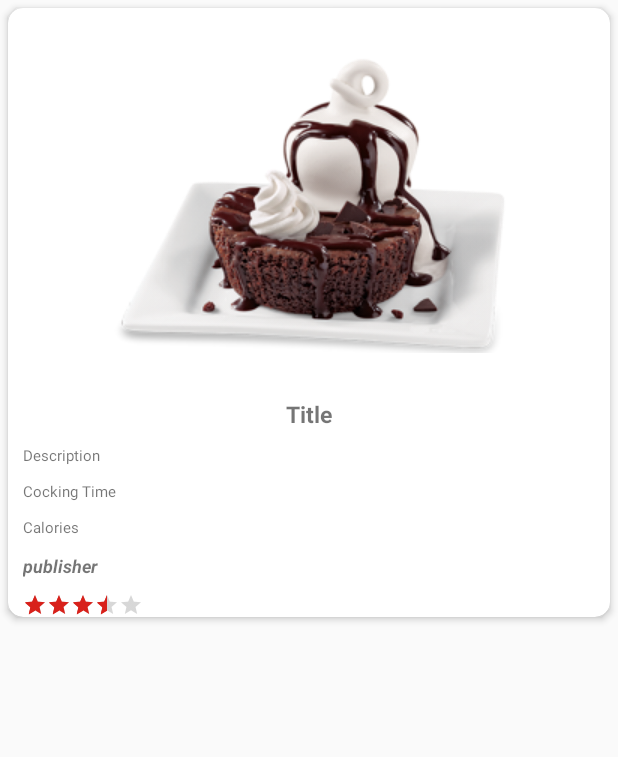
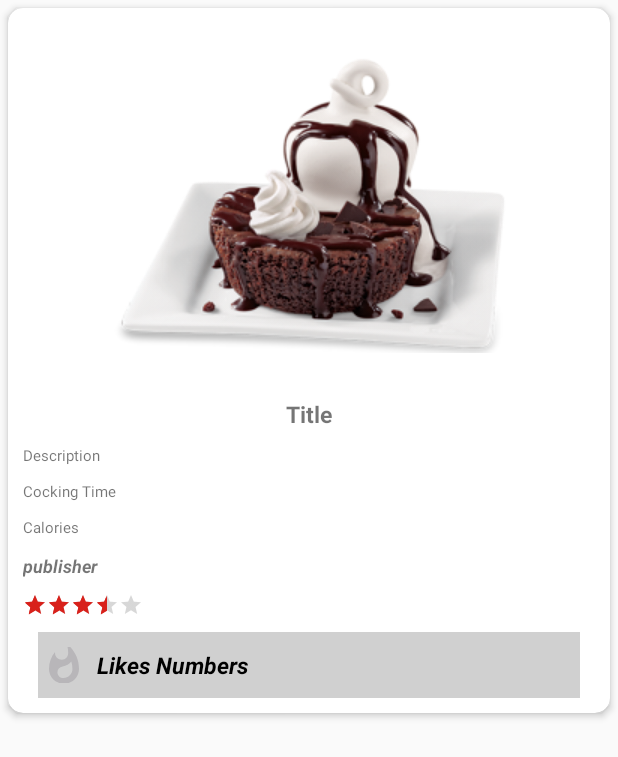
Before and after one commit to AbdullahTaher93/My-Meal, an Android app: the layout items_rows.xml on its own in the app's theme, with its tools: preview values and no code run, on a phone screen of 412 x 824 dp. Shown: the top 757 px of the screen. Run offline under Robolectric (Android 15) with nearby library versions, the phone set to English and light mode, and no system bars.

Commit message:
add like me

```diff
--- /dev/null
+++ b/app/src/main/res/drawable-anydpi/ic_love.xml
@@ -0,0 +1,14 @@
+<vector xmlns:android="http://schemas.android.com/apk/res/android"
+    android:width="24dp"
+    android:height="24dp"
+    android:viewportWidth="19.2"
+    android:viewportHeight="19.2"
+    android:tint="#B1AFB3"
+    android:alpha="0.8">
+  <group android:translateX="-2.4"
+      android:translateY="-2.4">
+      <path
+          android:fillColor="#FF000000"
+          android:pathData="M13.5,0.67s0.74,2.65 0.74,4.8c0,2.06 -1.35,3.73 -3.41,3.73 -2.07,0 -3.63,-1.67 -3.63,-3.73l0.03,-0.36C5.21,7.51 4,10.62 4,14c0,4.42 3.58,8 8,8s8,-3.58 8,-8C20,8.61 17.41,3.8 13.5,0.67zM11.71,19c-1.78,0 -3.22,-1.4 -3.22,-3.14 0,-1.62 1.05,-2.76 2.81,-3.12 1.77,-0.36 3.6,-1.21 4.62,-2.58 0.39,1.29 0.59,2.65 0.59,4.04 0,2.65 -2.15,4.8 -4.8,4.8z"/>
+  </group>
+</vector>
--- a/app/src/main/res/layout/items_rows.xml
+++ b/app/src/main/res/layout/items_rows.xml
@@ -84,7 +84,49 @@ android:focusable="true">
         style="@style/Widget.AppCompat.RatingBar.Small"
         android:layout_width="wrap_content"
         android:layout_height="wrap_content"
-        android:rating="3.5" />
+        android:rating="3.5"
+        android:numStars="5"
+        android:stepSize=".3"
+        />
+
+    <LinearLayout
+        android:layout_width="match_parent"
+        android:layout_height="wrap_content"
+        android:orientation="horizontal"
+        android:gravity="center_vertical"
+        android:layout_margin="10dp"
+        android:background="#2F000000"
+
+        >
+        <ImageView
+            android:layout_width="wrap_content"
+            android:layout_height="wrap_content"
+            android:id="@+id/loveit"
+            android:layout_marginTop="10dp"
+            android:layout_marginBottom="10dp"
+            android:src="@drawable/ic_love"
+            android:layout_marginRight="10dp"
+            android:layout_marginLeft="5dp"
+
+            />
+
+        <TextView
+            android:text="Likes Numbers"
+            android:gravity="left"
+            android:id="@+id/likes"
+            android:layout_marginBottom="10dp"
+            android:textSize="15sp"
+            android:textColor="#000000"
+            android:layout_width="match_parent"
+            android:layout_height="wrap_content"
+            android:textStyle="bold|italic"
+            android:layout_marginTop="10dp"
+
+            />
+
+
+
+    </LinearLayout>
 
 
 </LinearLayout>
```
Also changed, not shown: app/src/main/java/com/apps/my_meal/AdpterItems.java (+71 -2 lines), app/src/main/res/drawable-anydpi/ic_loveit.xml (added, +14 -0 lines), app/src/main/res/drawable-hdpi/ic_love.png (added), app/src/main/res/drawable-hdpi/ic_loveit.png (added), app/src/main/res/drawable-mdpi/ic_love.png (added), app/src/main/res/drawable-mdpi/ic_loveit.png (added), app/src/main/res/drawable-xhdpi/ic_love.png (added), app/src/main/res/drawable-xhdpi/ic_loveit.png (added), app/src/main/res/drawable-xxhdpi/ic_love.png (added), app/src/main/res/drawable-xxhdpi/ic_loveit.png (added).
